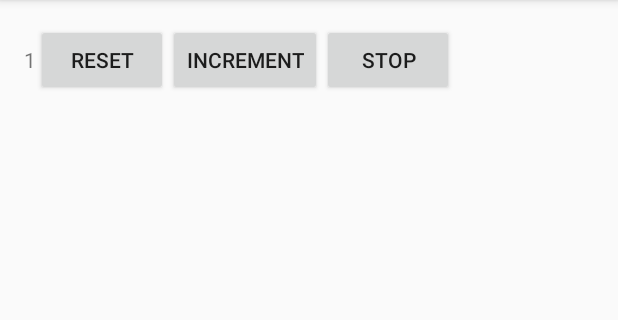
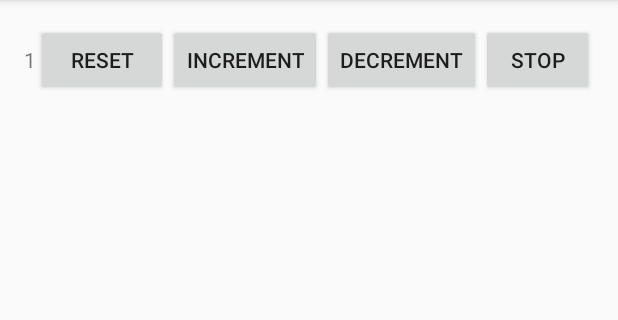
Before and after one commit to JonasMoennig/PowerButtonCounter, an Android app: the screen it shows after launch (MainActivity), after a tap on "INCREMENT", on a phone screen of 412 x 824 dp, the part 84-404 px from its top. Run offline under Robolectric (Android 15) with nearby library versions, the phone set to English and light mode, and no system bars.

Commit message:
add decrement button
screws up the whole ui

```diff
--- a/app/src/main/java/de/jonas_moennig/powerbuttoncounter/MainActivity.java
+++ b/app/src/main/java/de/jonas_moennig/powerbuttoncounter/MainActivity.java
@@ -36,6 +36,11 @@ public class MainActivity extends AppCompatActivity {
 
     public void increment(View view){
         Storage.getInstance(this).increment();
+        update();
+    }
+
+    public void decrement(View view){
+        Storage.getInstance(this).decrement();
         update();
     }
 
--- a/app/src/main/res/layout/content_main.xml
+++ b/app/src/main/res/layout/content_main.xml
@@ -32,6 +32,11 @@
     <Button
         android:layout_width="wrap_content"
         android:layout_height="wrap_content"
+        android:text="decrement"
+        android:onClick="decrement"/>
+    <Button
+        android:layout_width="wrap_content"
+        android:layout_height="wrap_content"
         android:text="stop"
         android:onClick="stop"/>
 </LinearLayout>
```
Also changed, not shown: app/src/main/java/de/jonas_moennig/powerbuttoncounter/Storage.java (+7 -0 lines).
